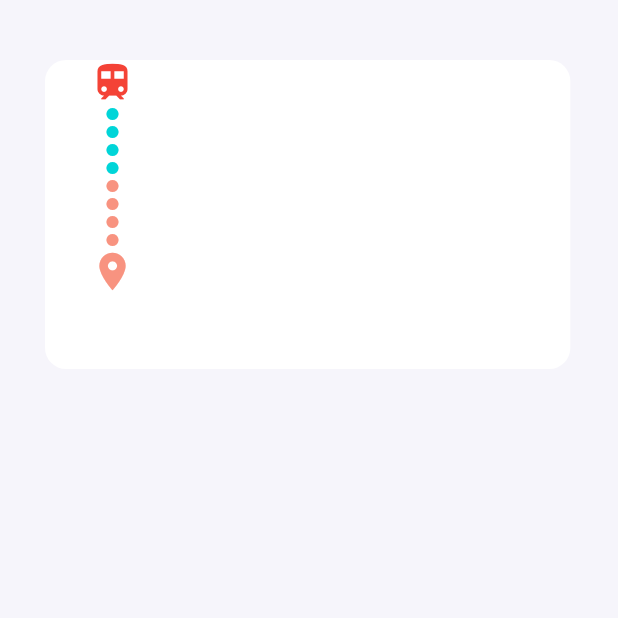
After one commit to Kochchiye-Ko/Mobile, a Flutter app: the Userhome screen opened directly, after a tap on "Go to UserTrain Deatils", on a phone screen of 412 x 824 dp, the top half of it. The commit adds this screen. Run offline on Flutter 3.47's test engine with Material 2 defaults, Android fonts, the phone set to English and light mode, and no system bars; our stand-ins replace cloud_firestore, google_maps_flutter, location; missing offline and left inert: background_location, geoflutterfire; accounts and stored records are empty.

Commit message:
Add Train Detials simple UI

```diff
--- a/lib/Testhome.dart
+++ b/lib/Testhome.dart
@@ -74,6 +74,10 @@ class _TestHomeState extends State<TestHome> {
                   BackgroundLocation.stopLocationService();
                 },
               ),
+              SizedBox(
+                height: 10.0,
+              ),
+              Text("All of these are in testing mode to tese]t.UI's will be added leter")
             ]),
           )
         ],
--- a/lib/User/User.dart
+++ b/lib/User/User.dart
@@ -1,2 +1,3 @@
 export 'Userhome.dart';
 export 'Usertrainmap.dart';
+export 'Usertraindetail.dart';
--- a/lib/User/Userhome.dart
+++ b/lib/User/Userhome.dart
@@ -31,6 +31,15 @@ class _UserhomeState extends State<Userhome> {
               SizedBox(
                 height: 10.0,
               ),
+                RaisedButton(
+                child: Text("Go to UserTrain Deatils"),
+                onPressed: () {
+                  Navigator.push(
+                    context,
+                    MaterialPageRoute(builder: (context) =>Usertraindetail()),
+                  );
+                },
+              ),
 
 
             ]),
--- /dev/null
+++ b/lib/User/Usertraindetail.dart
@@ -0,0 +1,103 @@
+import 'package:flutter/material.dart';
+
+class Usertraindetail extends StatefulWidget {
+  @override
+  _UsertraindetailState createState() => _UsertraindetailState();
+}
+
+class _UsertraindetailState extends State<Usertraindetail> {
+  @override
+  Widget build(BuildContext context) {
+    return Scaffold(
+      resizeToAvoidBottomPadding: false,
+      backgroundColor: Color(0xFFFf6f5fb),
+      body: SingleChildScrollView(
+        child: SafeArea(
+          child: Container(
+            margin: EdgeInsets.only(left: 30, top: 40, bottom: 60),
+            child: Column(
+              crossAxisAlignment: CrossAxisAlignment.start,
+              children: <Widget>[
+                Container(
+                  alignment: Alignment.center,
+                  padding: EdgeInsets.symmetric(horizontal: 20),
+                  height: MediaQuery.of(context).size.height * 0.25,
+                  width: MediaQuery.of(context).size.width * 0.85,
+                  decoration: BoxDecoration(
+                      color: Colors.white,
+                      borderRadius: BorderRadius.all(Radius.circular(14))),
+                  child: Row(
+                    mainAxisAlignment: MainAxisAlignment.start,
+                    children: <Widget>[
+                      SizedBox(
+                        width: 10,
+                      ),
+                      Container(
+                        child: Column(
+                          children: <Widget>[
+                            Icon(
+                              Icons.train,
+                              size: 30,
+                              color: Colors.red,
+                            ),
+                            Icon(
+                              Icons.fiber_manual_record,
+                              color: Color(0xFFF00d5d8),
+                              size: 12,
+                            ),
+                            Icon(
+                              Icons.fiber_manual_record,
+                              color: Color(0xFFF00d5d8),
+                              size: 12,
+                            ),
+                            Icon(
+                              Icons.fiber_manual_record,
+                              color: Color(0xFFF00d5d8),
+                              size: 12,
+                            ),
+                            Icon(
+                              Icons.fiber_manual_record,
+                              color: Color(0xFFF00d5d8),
+                              size: 12,
+                            ),
+                            Icon(
+                              Icons.fiber_manual_record,
+                              color: Color(0xFFFf89380),
+                              size: 12,
+                            ),
+                            Icon(
+                              Icons.fiber_manual_record,
+                              color: Color(0xFFFf89380),
+                              size: 12,
+                            ),
+                            Icon(
+                              Icons.fiber_manual_record,
+                              color: Color(0xFFFf89380),
+                              size: 12,
+                            )
+                            ,
+                            Icon(
+                              Icons.fiber_manual_record,
+                              color: Color(0xFFFf89380),
+                              size: 12,
+                            )
+                            ,
+                            Icon(
+                              Icons.location_on,
+                              color: Color(0xFFFf89380),
+                              size: 30,
+                            )
+                          ],
+                        ),
+                      )
+                    ],
+                  ),
+                )
+              ],
+            ),
+          ),
+        ),
+      ),
+    );
+  }
+}
--- /dev/null
+++ b/lib/User/Usertrainschdule.dart
@@ -0,0 +1,18 @@
+import 'package:flutter/material.dart';
+
+
+class Usertrainschdule extends StatefulWidget {
+  Usertrainschdule({Key key}) : super(key: key);
+
+  @override
+  _UsertrainschduleState createState() => _UsertrainschduleState();
+}
+
+class _UsertrainschduleState extends State<Usertrainschdule> {
+  @override
+  Widget build(BuildContext context) {
+    return Container(
+
+    );
+  }
+}
```
